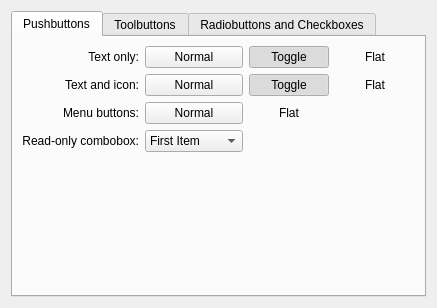
mgottschlag/kwin-tiling, file kstyles/oxygen/demo/ui/oxygenbuttondemowidget.ui: the form before one commit.
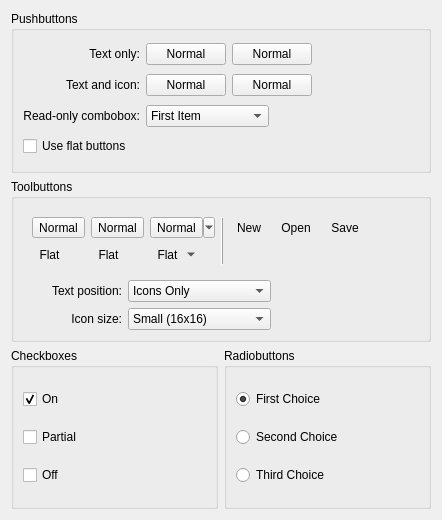
The form after the commit. Custom widgets are drawn as their Qt base class.

Commit message: Reorganized buttons and lists layout to avoid tabWidgets Added sliders and MDI windows.

```diff
--- a/kstyles/oxygen/demo/ui/oxygenbuttondemowidget.ui
+++ b/kstyles/oxygen/demo/ui/oxygenbuttondemowidget.ui
@@ -6,23 +6,91 @@
    <rect>
     <x>0</x>
     <y>0</y>
-    <width>401</width>
-    <height>308</height>
+    <width>442</width>
+    <height>520</height>
    </rect>
   </property>
-  <layout class="QVBoxLayout" name="verticalLayout">
+  <layout class="QGridLayout" name="gridLayout">
+   <item row="2" column="0">
+    <widget class="QGroupBox" name="groupBox_3">
+     <property name="title">
+      <string>Checkboxes</string>
+     </property>
+     <layout class="QVBoxLayout" name="verticalLayout_4">
    <item>
-    <widget class="KTabWidget" name="ktabwidget">
-     <property name="currentIndex">
-      <number>0</number>
-     </property>
-     <widget class="QWidget" name="tab">
-      <attribute name="title">
+       <widget class="QCheckBox" name="checkBox">
+        <property name="text">
+         <string>On</string>
+        </property>
+        <property name="checked">
+         <bool>true</bool>
+        </property>
+       </widget>
+      </item>
+      <item>
+       <widget class="QCheckBox" name="checkBox_3">
+        <property name="text">
+         <string>Partial</string>
+        </property>
+        <property name="tristate">
+         <bool>true</bool>
+        </property>
+       </widget>
+      </item>
+      <item>
+       <widget class="QCheckBox" name="checkBox_2">
+        <property name="text">
+         <string>Off</string>
+        </property>
+       </widget>
+      </item>
+     </layout>
+    </widget>
+   </item>
+   <item row="2" column="1">
+    <widget class="QGroupBox" name="groupBox_4">
+     <property name="title">
+      <string>Radiobuttons</string>
+     </property>
+     <layout class="QVBoxLayout" name="verticalLayout_5">
+      <item>
+       <widget class="QRadioButton" name="radioButton_4">
+        <property name="enabled">
+         <bool>true</bool>
+        </property>
+        <property name="text">
+         <string>First Choice</string>
+        </property>
+        <property name="checked">
+         <bool>true</bool>
+        </property>
+       </widget>
+      </item>
+      <item>
+       <widget class="QRadioButton" name="radioButton_5">
+        <property name="text">
+         <string>Second Choice</string>
+        </property>
+       </widget>
+      </item>
+      <item>
+       <widget class="QRadioButton" name="radioButton_6">
+        <property name="text">
+         <string>Third Choice</string>
+        </property>
+       </widget>
+      </item>
+     </layout>
+    </widget>
+   </item>
+   <item row="0" column="0" colspan="2">
+    <widget class="QGroupBox" name="groupBox">
+     <property name="title">
        <string>Pushbuttons</string>
-      </attribute>
-      <layout class="QGridLayout" name="gridLayout_2">
-       <item row="0" column="0" colspan="3">
-        <widget class="QLabel" name="label_3">
+     </property>
+     <layout class="QGridLayout" name="gridLayout_4">
+      <item row="0" column="0">
+       <widget class="QLabel" name="label_7">
          <property name="text">
           <string>Text only:</string>
          </property>
@@ -31,118 +99,59 @@
          </property>
         </widget>
        </item>
-       <item row="0" column="3">
-        <widget class="KPushButton" name="pushButton">
+      <item row="0" column="1">
+       <widget class="KPushButton" name="pushButton_1">
          <property name="text">
           <string>Normal</string>
          </property>
         </widget>
        </item>
-       <item row="0" column="4">
-        <widget class="KPushButton" name="pushButton_2">
-         <property name="text">
-          <string>Toggle</string>
-         </property>
-         <property name="checkable">
-          <bool>true</bool>
-         </property>
-         <property name="checked">
-          <bool>true</bool>
-         </property>
-        </widget>
-       </item>
-       <item row="0" column="5">
-        <widget class="KPushButton" name="pushButton_3">
-         <property name="text">
-          <string>Flat</string>
-         </property>
-         <property name="flat">
-          <bool>true</bool>
-         </property>
-        </widget>
-       </item>
-       <item row="0" column="6">
-        <spacer name="horizontalSpacer_3">
-         <property name="orientation">
-          <enum>Qt::Horizontal</enum>
-         </property>
-         <property name="sizeHint" stdset="0">
-          <size>
-           <width>59</width>
-           <height>20</height>
-          </size>
-         </property>
-        </spacer>
-       </item>
-       <item row="1" column="0" colspan="3">
-        <widget class="QLabel" name="label_4">
-         <property name="text">
-          <string>Text and icon:</string>
-         </property>
-         <property name="alignment">
-          <set>Qt::AlignRight|Qt::AlignTrailing|Qt::AlignVCenter</set>
-         </property>
-        </widget>
-       </item>
-       <item row="1" column="3">
-        <widget class="KPushButton" name="pushButton_4">
-         <property name="text">
-          <string>Normal</string>
-         </property>
-        </widget>
-       </item>
-       <item row="1" column="4">
+      <item row="0" column="2" colspan="2">
         <widget class="KPushButton" name="pushButton_5">
          <property name="text">
-          <string>Toggle</string>
-         </property>
-         <property name="checkable">
-          <bool>true</bool>
-         </property>
-         <property name="checked">
-          <bool>true</bool>
-         </property>
-        </widget>
-       </item>
-       <item row="1" column="5">
+         <string>Normal</string>
+        </property>
+       </widget>
+      </item>
+      <item row="0" column="4">
+       <spacer name="horizontalSpacer_4">
+        <property name="orientation">
+         <enum>Qt::Horizontal</enum>
+        </property>
+        <property name="sizeHint" stdset="0">
+         <size>
+          <width>183</width>
+          <height>19</height>
+         </size>
+        </property>
+       </spacer>
+      </item>
+      <item row="1" column="0">
+       <widget class="QLabel" name="label_8">
+        <property name="text">
+         <string>Text and icon:</string>
+        </property>
+        <property name="alignment">
+         <set>Qt::AlignRight|Qt::AlignTrailing|Qt::AlignVCenter</set>
+        </property>
+       </widget>
+      </item>
+      <item row="1" column="1">
+       <widget class="KPushButton" name="pushButton_3">
+        <property name="text">
+         <string>Normal</string>
+        </property>
+       </widget>
+      </item>
+      <item row="1" column="2" colspan="2">
         <widget class="KPushButton" name="pushButton_6">
          <property name="text">
-          <string>Flat</string>
-         </property>
-         <property name="flat">
-          <bool>true</bool>
-         </property>
-        </widget>
-       </item>
-       <item row="2" column="0" colspan="3">
-        <widget class="QLabel" name="label_6">
-         <property name="text">
-          <string>Menu buttons:</string>
-         </property>
-         <property name="alignment">
-          <set>Qt::AlignRight|Qt::AlignTrailing|Qt::AlignVCenter</set>
-         </property>
-        </widget>
-       </item>
-       <item row="2" column="3">
-        <widget class="KPushButton" name="pushButton_7">
-         <property name="text">
           <string>Normal</string>
          </property>
         </widget>
        </item>
-       <item row="2" column="4">
-        <widget class="KPushButton" name="pushButton_8">
-         <property name="text">
-          <string>Flat</string>
-         </property>
-         <property name="flat">
-          <bool>true</bool>
-         </property>
-        </widget>
-       </item>
-       <item row="3" column="0" colspan="3">
-        <widget class="QLabel" name="label_5">
+      <item row="2" column="0">
+       <widget class="QLabel" name="label_10">
          <property name="text">
           <string>Read-only combobox:</string>
          </property>
@@ -151,7 +160,7 @@
          </property>
         </widget>
        </item>
-       <item row="3" column="3">
+      <item row="2" column="1" colspan="2">
         <widget class="KComboBox" name="kcombobox">
          <item>
           <property name="text">
@@ -170,154 +179,70 @@
          </item>
         </widget>
        </item>
-       <item row="4" column="1">
-        <spacer name="verticalSpacer_4">
+      <item row="2" column="3" colspan="2">
+       <spacer name="horizontalSpacer_7">
          <property name="orientation">
-          <enum>Qt::Vertical</enum>
+         <enum>Qt::Horizontal</enum>
          </property>
          <property name="sizeHint" stdset="0">
           <size>
-           <width>20</width>
-           <height>105</height>
+          <width>172</width>
+          <height>19</height>
           </size>
          </property>
         </spacer>
        </item>
-      </layout>
-     </widget>
-     <widget class="QWidget" name="tab_2">
-      <attribute name="title">
+      <item row="3" column="0">
+       <widget class="QCheckBox" name="flatButtonCheckBox">
+        <property name="text">
+         <string>Use flat buttons</string>
+        </property>
+       </widget>
+      </item>
+     </layout>
+    </widget>
+   </item>
+   <item row="1" column="0" colspan="2">
+    <widget class="QGroupBox" name="groupBox_2">
+     <property name="title">
        <string>Toolbuttons</string>
-      </attribute>
-      <layout class="QGridLayout" name="gridLayout_5">
-       <item row="0" column="0" colspan="2">
+     </property>
+     <layout class="QGridLayout" name="gridLayout_3">
+      <item row="0" column="0" colspan="3">
         <widget class="QWidget" name="widget" native="true">
-         <layout class="QGridLayout" name="gridLayout">
-          <item row="0" column="0">
-           <widget class="QLabel" name="label">
-            <property name="text">
-             <string>Text position:</string>
-            </property>
-            <property name="alignment">
-             <set>Qt::AlignRight|Qt::AlignTrailing|Qt::AlignVCenter</set>
-            </property>
-           </widget>
-          </item>
-          <item row="0" column="1">
-           <widget class="KComboBox" name="textPosition">
-            <item>
-             <property name="text">
-              <string>Icons Only</string>
-             </property>
-            </item>
-            <item>
-             <property name="text">
-              <string>Text Only</string>
-             </property>
-            </item>
-            <item>
-             <property name="text">
-              <string>Text Alongside Icons</string>
-             </property>
-            </item>
-            <item>
-             <property name="text">
-              <string>Text Under Icons</string>
-             </property>
-            </item>
-           </widget>
-          </item>
-          <item row="0" column="2">
-           <spacer name="horizontalSpacer">
-            <property name="orientation">
-             <enum>Qt::Horizontal</enum>
-            </property>
-            <property name="sizeHint" stdset="0">
-             <size>
-              <width>110</width>
-              <height>20</height>
-             </size>
-            </property>
-           </spacer>
-          </item>
-          <item row="1" column="0">
-           <widget class="QLabel" name="label_2">
-            <property name="text">
-             <string>Icon size:</string>
-            </property>
-            <property name="alignment">
-             <set>Qt::AlignRight|Qt::AlignTrailing|Qt::AlignVCenter</set>
-            </property>
-           </widget>
-          </item>
-          <item row="1" column="1">
-           <widget class="QComboBox" name="iconSize">
-            <item>
-             <property name="text">
-              <string>Small (16x16)</string>
-             </property>
-            </item>
-            <item>
-             <property name="text">
-              <string>Medium (22x22)</string>
-             </property>
-            </item>
-            <item>
-             <property name="text">
-              <string>Large (32x32)</string>
-             </property>
-            </item>
-            <item>
-             <property name="text">
-              <string>Huge (48x48)</string>
-             </property>
-            </item>
-           </widget>
-          </item>
-         </layout>
-        </widget>
-       </item>
-       <item row="1" column="0">
-        <widget class="QGroupBox" name="groupBox_3">
-         <property name="title">
-          <string>Preview</string>
-         </property>
-         <layout class="QGridLayout" name="gridLayout_4">
+        <layout class="QGridLayout" name="gridLayout_2">
           <item row="0" column="0">
            <widget class="QToolButton" name="toolButton">
             <property name="text">
              <string>Normal</string>
             </property>
+           <property name="checkable">
+            <bool>true</bool>
+           </property>
            </widget>
           </item>
           <item row="0" column="1">
-           <widget class="QToolButton" name="toolButton_2">
+          <widget class="QToolButton" name="toolButton_7">
             <property name="text">
-             <string>Toggle</string>
-            </property>
-            <property name="checkable">
-             <bool>true</bool>
-            </property>
-            <property name="checked">
-             <bool>true</bool>
+            <string>Normal</string>
+           </property>
+           <property name="popupMode">
+            <enum>QToolButton::InstantPopup</enum>
             </property>
            </widget>
           </item>
           <item row="0" column="2">
-           <widget class="QToolButton" name="toolButton_3">
+          <widget class="QToolButton" name="toolButton_9">
             <property name="text">
-             <string>Flat</string>
-            </property>
-            <property name="checkable">
-             <bool>true</bool>
-            </property>
-            <property name="autoRaise">
-             <bool>true</bool>
+            <string>Normal</string>
+           </property>
+           <property name="popupMode">
+            <enum>QToolButton::MenuButtonPopup</enum>
             </property>
            </widget>
           </item>
-          <item row="0" column="3" rowspan="3">
-           <widget class="QFrame" name="frame">
+         <item row="0" column="3" rowspan="2">
+          <widget class="QFrame" name="frame_2">
             <property name="frameShape">
              <enum>QFrame::VLine</enum>
             </property>
@@ -357,12 +282,15 @@
            </widget>
           </item>
           <item row="1" column="0">
-           <widget class="QToolButton" name="toolButton_7">
+          <widget class="QToolButton" name="toolButton_3">
             <property name="text">
-             <string>Normal</string>
-            </property>
-            <property name="popupMode">
-             <enum>QToolButton::InstantPopup</enum>
+            <string>Flat</string>
+           </property>
+           <property name="checkable">
+            <bool>true</bool>
+           </property>
+           <property name="autoRaise">
+            <bool>true</bool>
             </property>
            </widget>
           </item>
@@ -379,17 +307,7 @@
             </property>
            </widget>
           </item>
-          <item row="2" column="0">
-           <widget class="QToolButton" name="toolButton_9">
-            <property name="text">
-             <string>Normal</string>
-            </property>
-            <property name="popupMode">
-             <enum>QToolButton::MenuButtonPopup</enum>
-            </property>
-           </widget>
-          </item>
-          <item row="2" column="1">
+         <item row="1" column="2">
            <widget class="QToolButton" name="toolButton_10">
             <property name="text">
              <string>Flat</string>
@@ -405,123 +323,101 @@
          </layout>
         </widget>
        </item>
+      <item row="0" column="3">
+       <spacer name="horizontalSpacer_6">
+        <property name="orientation">
+         <enum>Qt::Horizontal</enum>
+        </property>
+        <property name="sizeHint" stdset="0">
+         <size>
+          <width>116</width>
+          <height>17</height>
+         </size>
+        </property>
+       </spacer>
+      </item>
+      <item row="1" column="0">
+       <widget class="QLabel" name="label_11">
+        <property name="text">
+         <string>Text position:</string>
+        </property>
+        <property name="alignment">
+         <set>Qt::AlignRight|Qt::AlignTrailing|Qt::AlignVCenter</set>
+        </property>
+       </widget>
+      </item>
        <item row="1" column="1">
-        <spacer name="horizontalSpacer_2">
+       <widget class="KComboBox" name="textPosition">
+        <item>
+         <property name="text">
+          <string>Icons Only</string>
+         </property>
+        </item>
+        <item>
+         <property name="text">
+          <string>Text Only</string>
+         </property>
+        </item>
+        <item>
+         <property name="text">
+          <string>Text Alongside Icons</string>
+         </property>
+        </item>
+        <item>
+         <property name="text">
+          <string>Text Under Icons</string>
+         </property>
+        </item>
+       </widget>
+      </item>
+      <item row="1" column="2" colspan="2">
+       <spacer name="horizontalSpacer_5">
          <property name="orientation">
           <enum>Qt::Horizontal</enum>
          </property>
          <property name="sizeHint" stdset="0">
           <size>
-           <width>40</width>
-           <height>20</height>
+          <width>120</width>
+          <height>17</height>
           </size>
          </property>
         </spacer>
        </item>
        <item row="2" column="0">
-        <spacer name="verticalSpacer">
-         <property name="orientation">
-          <enum>Qt::Vertical</enum>
-         </property>
-         <property name="sizeHint" stdset="0">
-          <size>
-           <width>20</width>
-           <height>40</height>
-          </size>
-         </property>
-        </spacer>
-       </item>
-      </layout>
-     </widget>
-     <widget class="QWidget" name="tab_3">
-      <attribute name="title">
-       <string>Radiobuttons and Checkboxes</string>
-      </attribute>
-      <layout class="QGridLayout" name="gridLayout_3">
-       <item row="0" column="0" rowspan="2">
-        <widget class="QGroupBox" name="groupBox">
-         <property name="title">
-          <string>Checkboxes</string>
-         </property>
-         <layout class="QVBoxLayout" name="verticalLayout_3">
-          <item>
-           <widget class="QCheckBox" name="checkBox">
+       <widget class="QLabel" name="label_12">
             <property name="text">
-             <string>On</string>
-            </property>
-            <property name="checked">
-             <bool>true</bool>
+         <string>Icon size:</string>
+        </property>
+        <property name="alignment">
+         <set>Qt::AlignRight|Qt::AlignTrailing|Qt::AlignVCenter</set>
             </property>
            </widget>
           </item>
+      <item row="2" column="1">
+       <widget class="KComboBox" name="iconSize">
           <item>
-           <widget class="QCheckBox" name="checkBox_3">
             <property name="text">
-             <string>Partial</string>
-            </property>
-            <property name="tristate">
-             <bool>true</bool>
-            </property>
-           </widget>
+          <string>Small (16x16)</string>
+         </property>
           </item>
           <item>
-           <widget class="QCheckBox" name="checkBox_2">
             <property name="text">
-             <string>Off</string>
-            </property>
-           </widget>
-          </item>
-         </layout>
-        </widget>
-       </item>
-       <item row="0" column="2">
-        <widget class="QGroupBox" name="groupBox_2">
-         <property name="title">
-          <string>Radiobuttons</string>
-         </property>
-         <layout class="QVBoxLayout" name="verticalLayout_2">
+          <string>Medium (22x22)</string>
+         </property>
+        </item>
           <item>
-           <widget class="QRadioButton" name="radioButton">
             <property name="text">
-             <string>First Choice</string>
-            </property>
-            <property name="checked">
-             <bool>true</bool>
-            </property>
-           </widget>
+          <string>Large (32x32)</string>
+         </property>
           </item>
           <item>
-           <widget class="QRadioButton" name="radioButton_2">
             <property name="text">
-             <string>Second Choice</string>
-            </property>
-           </widget>
-          </item>
-          <item>
-           <widget class="QRadioButton" name="radioButton_3">
-            <property name="text">
-             <string>Third Choice</string>
-            </property>
+          <string>Huge (48x48)</string>
+         </property>
+        </item>
            </widget>
           </item>
          </layout>
-        </widget>
-       </item>
-       <item row="2" column="0">
-        <spacer name="verticalSpacer_6">
-         <property name="orientation">
-          <enum>Qt::Vertical</enum>
-         </property>
-         <property name="sizeHint" stdset="0">
-          <size>
-           <width>20</width>
-           <height>40</height>
-          </size>
-         </property>
-        </spacer>
-       </item>
-      </layout>
-     </widget>
     </widget>
    </item>
   </layout>
@@ -537,12 +433,6 @@
    <extends>QComboBox</extends>
    <header>kcombobox.h</header>
   </customwidget>
-  <customwidget>
-   <class>KTabWidget</class>
-   <extends>QTabWidget</extends>
-   <header>ktabwidget.h</header>
-   <container>1</container>
-  </customwidget>
  </customwidgets>
  <resources/>
  <connections/>
```
Lines whose indentation alone changed are shown as unchanged. The commit also changes 16 other files.
